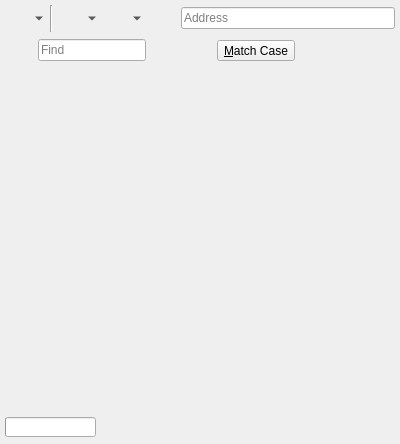
First picture: the form in 2.x/UI/dooble_page.ui, repository textbrowser/dooble, before the edit.
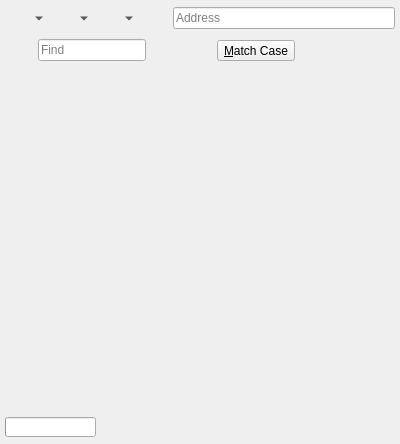
Second picture: the form after the edit. Custom widgets are drawn as their Qt base class.

Commit message: Switch to new tabs.

Diff of the .ui file:
```diff
--- a/2.x/UI/dooble_page.ui
+++ b/2.x/UI/dooble_page.ui
@@ -62,13 +62,6 @@
        </property>
       </widget>
      </item>
-     <item>
-      <widget class="Line" name="line">
-       <property name="orientation">
-        <enum>Qt::Vertical</enum>
-       </property>
-      </widget>
-     </item>
      <item>
       <widget class="QToolButton" name="backward">
        <property name="toolTip">
```
The commit also changes 3 other files.
